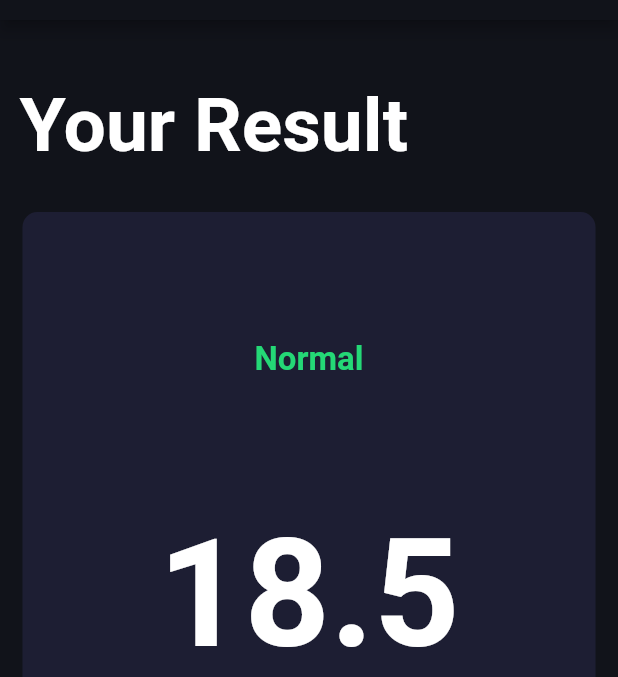
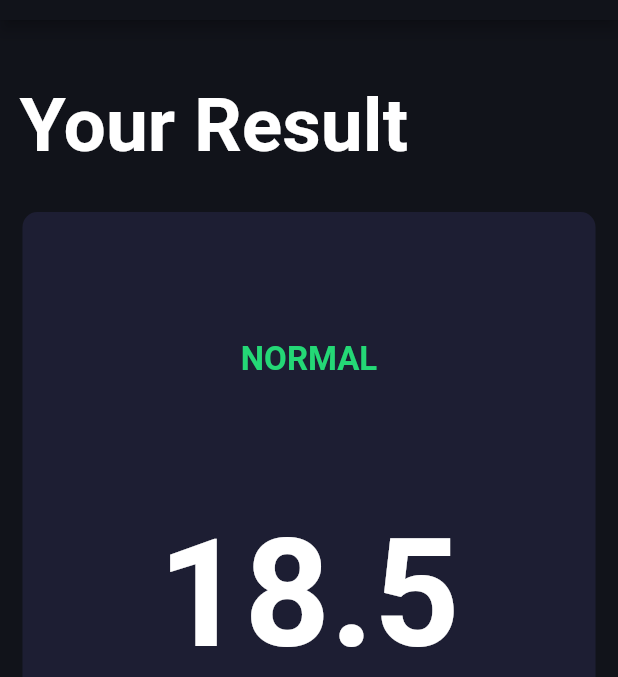
Before and after one commit to Er-Nilesh-kr/BMI-Calculator, a Flutter app: the screen it shows after launch, after a tap on "CALCULATE", on a phone screen of 412 x 824 dp, the part 64-741 px from its top. Run offline on Flutter 3.47's test engine with Material 2 defaults, Android fonts, the phone set to English and light mode, and no system bars; our stand-ins replace font_awesome_flutter.

Commit message:
change result to uppercase

```diff
--- a/lib/screens/result_page.dart
+++ b/lib/screens/result_page.dart
@@ -41,7 +41,7 @@ class ResultPage extends StatelessWidget {
                 crossAxisAlignment: CrossAxisAlignment.stretch,
                 children: [
                   Text(
-                    resultText,
+                    resultText.toUpperCase(),
                     style: kResultTextStyle,
                     textAlign: TextAlign.center,
                   ),
```
